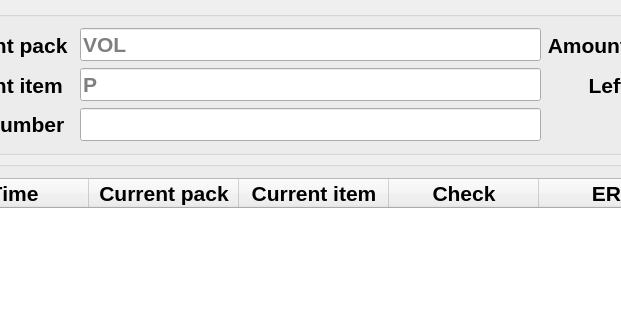
Above: mainwindow.ui from Anaga/PackControlApplication before the change; both pictures show x 87 to 708 and y 0 to 320 of the 798 by 667 pixel window. Below: the same form after it.
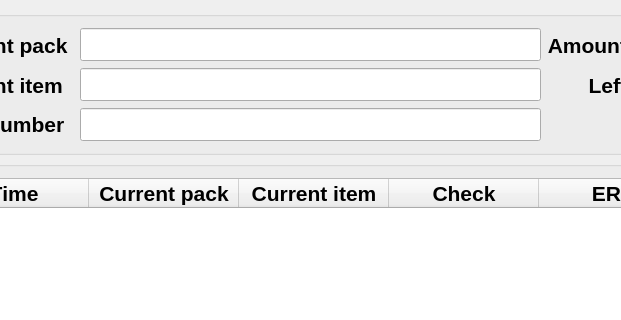
That is the form after the change.

```diff
--- a/mainwindow.ui
+++ b/mainwindow.ui
@@ -45,13 +45,13 @@
           </font>
          </property>
          <property name="inputMask">
-          <string>ddddddddddddddddd; </string>
+          <string/>
          </property>
          <property name="text">
           <string/>
          </property>
          <property name="placeholderText">
-          <string notr="true">VOL</string>
+          <string notr="true"/>
          </property>
         </widget>
        </item>
@@ -107,10 +107,13 @@
           </font>
          </property>
          <property name="inputMask">
-          <string notr="true">ddddddddddddddddddd; </string>
+          <string notr="true"/>
+         </property>
+         <property name="maxLength">
+          <number>50</number>
          </property>
          <property name="placeholderText">
-          <string>P</string>
+          <string/>
          </property>
         </widget>
        </item>
```
Left out of the diff: 6 changed lines with no effect on the pictures.
